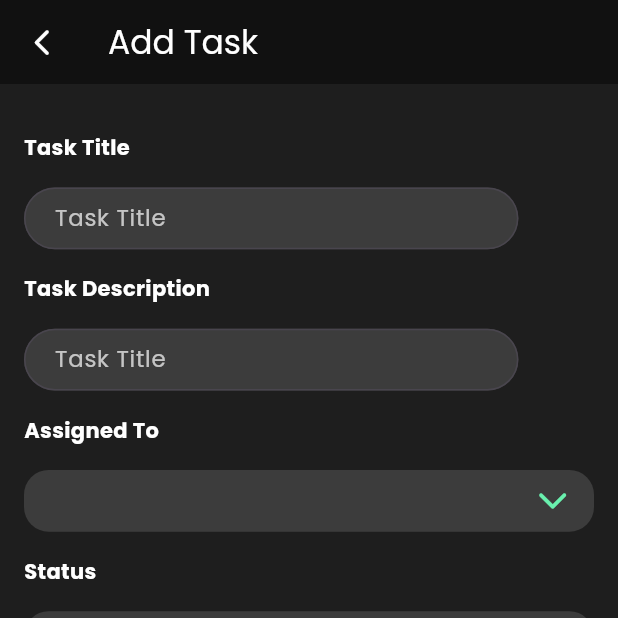
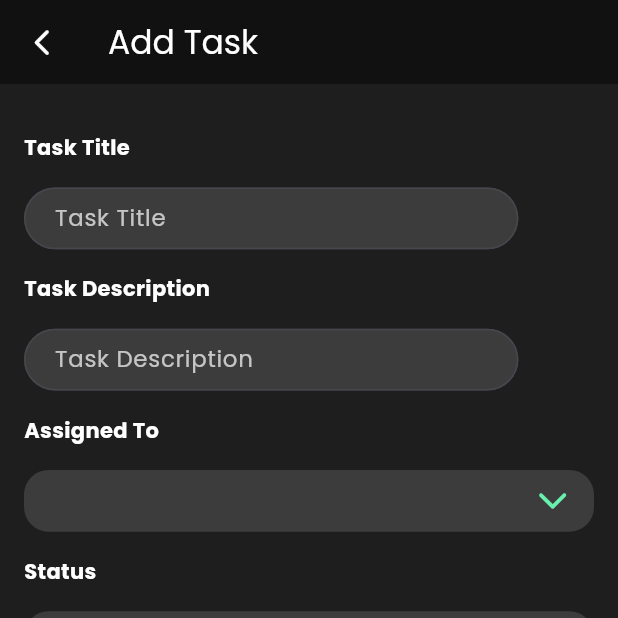
Before and after one commit to hba777/Scuffed-Collab, a Flutter app: the CreateTaskScreen screen opened directly with empty values, on a phone screen of 412 x 824 dp, the top half of it. Run offline on Flutter 3.47's test engine with Material 3 defaults, Android fonts, the phone set to English and light mode, and no system bars; our stand-ins replace bloc, cached_network_image, cloud_firestore, firebase_auth, firebase_core, firebase_messaging and 8 more; missing offline and left inert: flutter_notification_channel, workmanager; accounts and stored records are empty; project files that could hold a hidden picture were left out.

Commit message:
Refactoring Ui

```diff
--- a/lib/screens/projectScreen/ui/task_creation_screen.dart
+++ b/lib/screens/projectScreen/ui/task_creation_screen.dart
@@ -143,7 +143,7 @@ class CreateTaskScreen extends StatelessWidget {
                     fillColor: const Color(0xFF3c3c3c),
                     borderColor: const Color(0xFF1e1e1e),
                     hintColor: Colors.white70,
-                    hintText: 'Task Title',
+                    hintText: 'Task Description',
                     padding: EdgeInsets.symmetric(
                         horizontal: mq.width * .04, vertical: mq.height * .014),
                   ),
```
